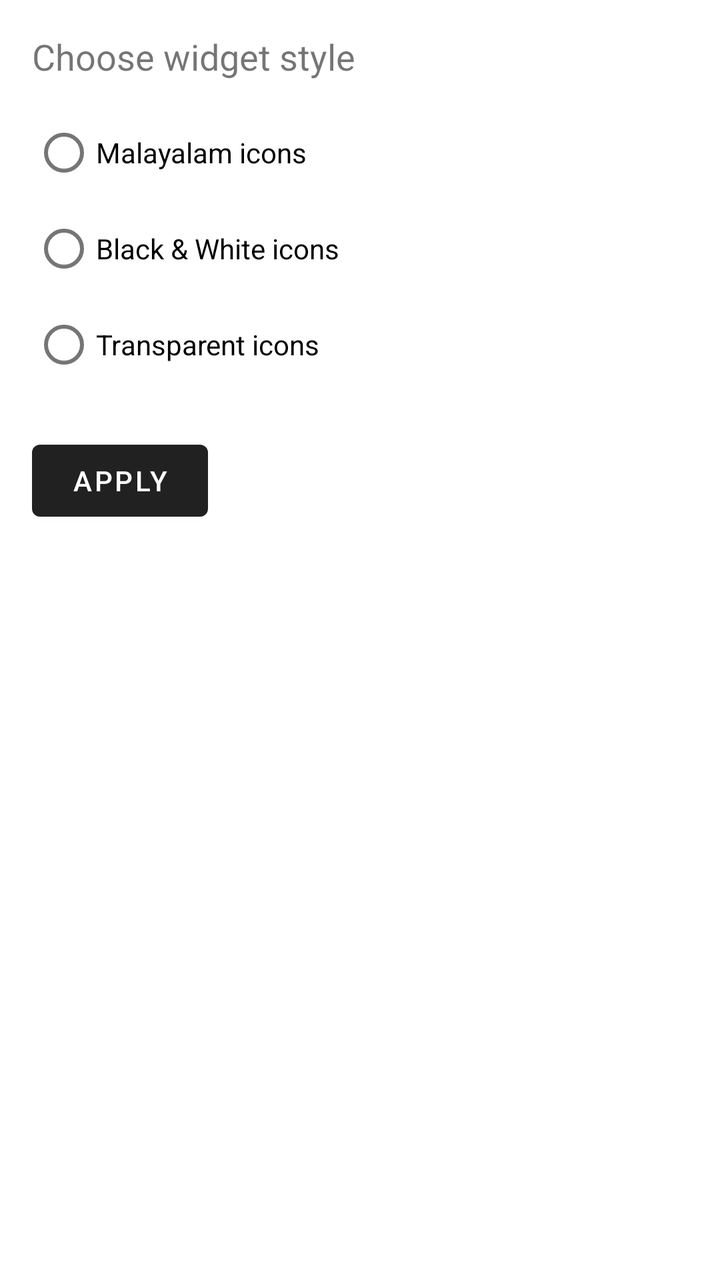
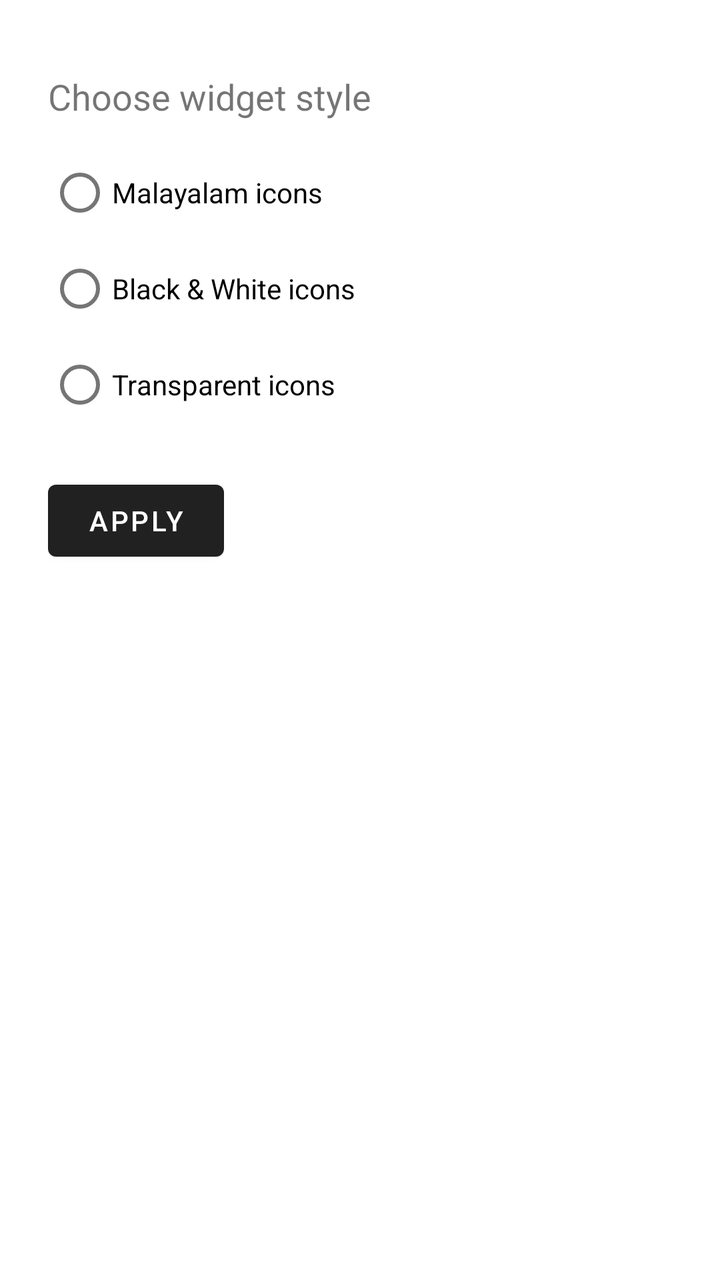

The first picture is an Android layout as it rendered before a commit; the second is the same layout after the commit. The layout source and the unified diff follow.
<!-- AndroidManifest.xml: application theme Theme.WeatherChangeWidget -->
<!-- res/layout/activity_settings.xml -->
<?xml version="1.0" encoding="utf-8"?>
<LinearLayout xmlns:android="http://schemas.android.com/apk/res/android"
    android:padding="16dp"
    android:orientation="vertical"
    android:layout_width="match_parent"
    android:layout_height="match_parent">

    <TextView
        android:id="@+id/title_text"
        android:text="Choose widget style"
        android:textSize="18sp"
        android:layout_marginBottom="12dp"
        android:layout_width="wrap_content"
        android:layout_height="wrap_content" />

    <RadioGroup
        android:id="@+id/rg_theme"
        android:layout_width="wrap_content"
        android:layout_height="wrap_content"
        android:orientation="vertical">

        <RadioButton
            android:id="@+id/rb_malayalam"
            android:layout_width="wrap_content"
            android:layout_height="wrap_content"
            android:text="Malayalam icons" />

        <RadioButton
            android:id="@+id/rb_bw"
            android:layout_width="wrap_content"
            android:layout_height="wrap_content"
            android:text="Black &amp; White icons" />

        <RadioButton
            android:id="@+id/rb_transparent"
            android:layout_width="wrap_content"
            android:layout_height="wrap_content"
            android:text="Transparent icons" />
    </RadioGroup>

    <Button
        android:id="@+id/btn_apply"
        android:layout_width="wrap_content"
        android:layout_height="wrap_content"
        android:text="Apply"
        android:layout_marginTop="20dp" />

</LinearLayout>
<!-- resources referenced by this layout -->
<resources>
  <style name="Theme.WeatherChangeWidget" parent="Theme.MaterialComponents.DayNight.DarkActionBar" />
</resources>

<!-- the commit's change to res/layout/activity_settings.xml (unified diff, before → after) -->
@@ -1,6 +1,6 @@
 <?xml version="1.0" encoding="utf-8"?>
 <LinearLayout xmlns:android="http://schemas.android.com/apk/res/android"
-    android:padding="16dp"
+    android:padding="24dp"
     android:orientation="vertical"
     android:layout_width="match_parent"
     android:layout_height="match_parent">
@@ -11,7 +11,8 @@
         android:textSize="18sp"
         android:layout_marginBottom="12dp"
         android:layout_width="wrap_content"
-        android:layout_height="wrap_content" />
+        android:layout_height="wrap_content"
+        android:layout_marginTop="12dp"/>
 
     <RadioGroup
         android:id="@+id/rg_theme"
